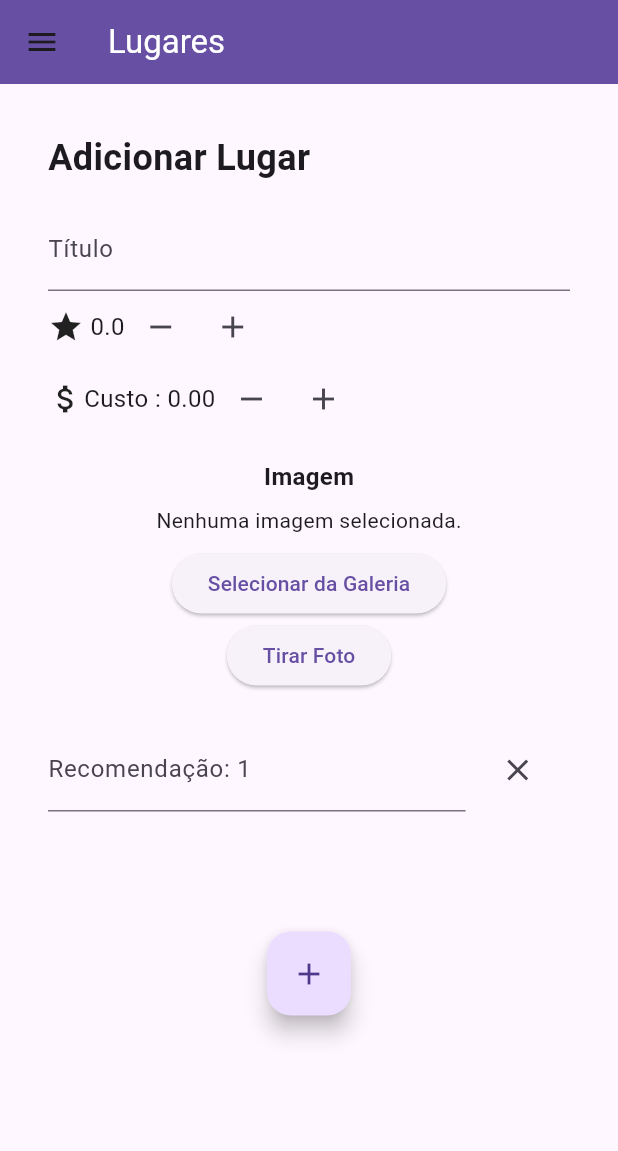
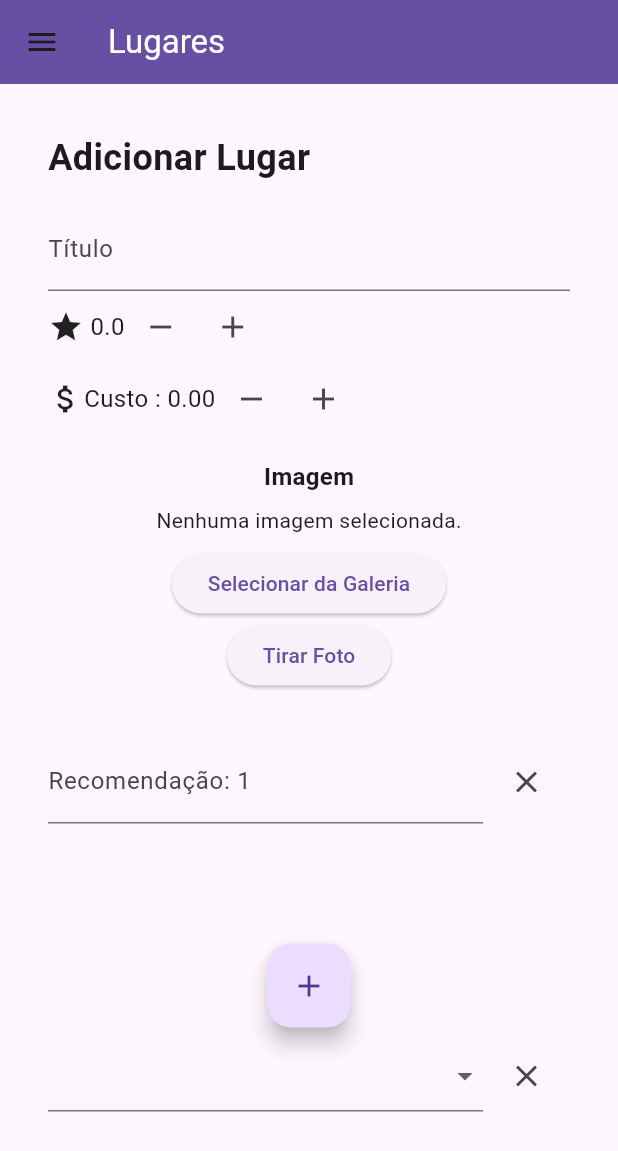
Before and after one commit to luisesales/Desenvolvimento-de-Sistemas-Para-Dispositivos-Moveis, a Flutter app: the AdicionarLugar screen opened by its route, on a phone screen of 412 x 824 dp. Shown: the top 1151 px of the screen. Run offline on Flutter 3.47's test engine with Material 3 defaults, Android fonts, the phone set to English and light mode, and no system bars; our stand-ins replace image_picker, numberpicker; missing offline and left inert: intl_utils.

Commit message:
updating mini_projeto_3 - adding dynamic dropdown list with errors

```diff
--- /dev/null
+++ b/mini_projeto_3/lib/components/dynamic_dropdown_list.dart
@@ -0,0 +1,108 @@
+import 'package:flutter/material.dart';
+import 'package:mini_projeto_3/model/PaisesModel.dart';
+import 'package:provider/provider.dart';
+
+class DynamicDropdownList extends StatefulWidget {
+
+  String label;
+  List<String?> selectedCountries;
+
+  DynamicDropdownList({
+    required this.label,
+    required this.selectedCountries,
+  });
+
+
+  @override
+  _DynamicDropdownListState createState() => _DynamicDropdownListState();
+}
+
+class _DynamicDropdownListState extends State<DynamicDropdownList> {
+
+
+  @override
+  void initState() {
+    super.initState();
+    _addField(); // Adiciona um campo de texto inicial
+  }
+
+  void _addField() {
+    setState(() {
+      widget.selectedCountries.add("");
+    });
+  }
+
+  void _removeField(int index){
+    setState(() {
+      widget.selectedCountries.remove(widget.selectedCountries[index]);
+    });
+  }
+
+  @override
+  Widget build(BuildContext context) {
+    return Container(
+      height: 200,
+        child: Column(
+          children: <Widget>[
+            Flexible(
+              child: ListView.builder(
+                itemCount: widget.selectedCountries.length,
+                itemBuilder: (context, index) {
+                  return Flex(
+                    direction: Axis.vertical,
+                    children:[
+                      Padding(
+                        padding: const EdgeInsets.only(top: 8.0),
+                        child: Row(
+                          children: [
+                            Expanded(
+                              flex: 5,
+                              child: DropdownButtonFormField<String>(
+                                hint: Text(widget.selectedCountries[index] ?? "País ${index+1}"),
+                                value: widget.selectedCountries[index],
+                                isExpanded: true,
+                                items: context.read<PaisesModel>().todos_paises .map(
+                                  (pais) => DropdownMenuItem<String>(
+                                    value: pais.titulo, child: Text(pais.titulo),
+                                  ),
+                                ).toList(),
+                                onChanged: (String? newValue) {
+                                  setState(() {
+                                    widget.selectedCountries[index] = newValue;
+                                  });
+                                },
+                              ),
+                            ),
+                            Expanded(
+                              flex: 1,
+                              child: IconButton(
+                                onPressed: (){_removeField(index);},
+                                icon: const Icon(Icons.close),
+                              ),
+                            ),
+                        ],)
+                      ),
+                    ],
+                  );
+                },
+              ),
+            ),
+            Container(
+              margin: EdgeInsets.only(top: 16),
+              child: Row(
+                mainAxisAlignment: MainAxisAlignment.center,
+                children: [
+                  FloatingActionButton(
+                    onPressed: _addField,
+                    tooltip: 'Adicionar Campo de Texto',
+
+                    child: Icon(Icons.add),
+                  ),
+                ],
+              ),
+            ),
+          ],
+        ),
+      );
+  }
+}
--- a/mini_projeto_3/lib/components/dynamic_text_input.dart
+++ b/mini_projeto_3/lib/components/dynamic_text_input.dart
@@ -49,6 +49,7 @@ class _DynamicTextInputState extends State<DynamicTextInput> {
   @override
   Widget build(BuildContext context) {
     return Container(
+      margin: EdgeInsets.only(top: 8),
       height: 200,
         child: Column(
           children: <Widget>[
@@ -64,7 +65,7 @@ class _DynamicTextInputState extends State<DynamicTextInput> {
                         child: Row(
                           children: [
                             Expanded(
-                              flex: 4,
+                              flex: 5,
                               child: TextFormField(
                                 controller: widget.controllers[index],
                                 decoration: InputDecoration(
--- a/mini_projeto_3/lib/screens/adicionarLugar.dart
+++ b/mini_projeto_3/lib/screens/adicionarLugar.dart
@@ -2,6 +2,7 @@ import 'package:mini_projeto_3/components/drawer.dart';
 import 'package:mini_projeto_3/components/double_number_picker.dart';
 import 'package:mini_projeto_3/components/image_picker.dart';
 import 'package:mini_projeto_3/components/dynamic_text_input.dart';
+import 'package:mini_projeto_3/components/dynamic_dropdown_list.dart';
 import 'package:mini_projeto_3/model/lugar.dart';
 import 'package:numberpicker/numberpicker.dart';
 import 'package:flutter/material.dart';
@@ -21,7 +22,7 @@ class _AdicionarLugarState extends State<AdicionarLugar> {
     double _avaliation = 0.0;
     double _cost = 0.0;
     List<TextEditingController> _recomendations = [];
-    List<TextEditingController> _countries = [];
+    List<String> _countries = [];
     bool _wrongTitle = false;
     bool _wrongPais = false;
     bool _wrongImage = false;
@@ -124,8 +125,11 @@ class _AdicionarLugarState extends State<AdicionarLugar> {
                         ),
                         DynamicTextInput(
                           label : "Recomendação",
-
                           controllers: _recomendations,
+                        ),
+                        DynamicDropdownList(
+                          label: "País",
+                          selectedCountries: _countries
                         ),
                       ],
                     ),
```
